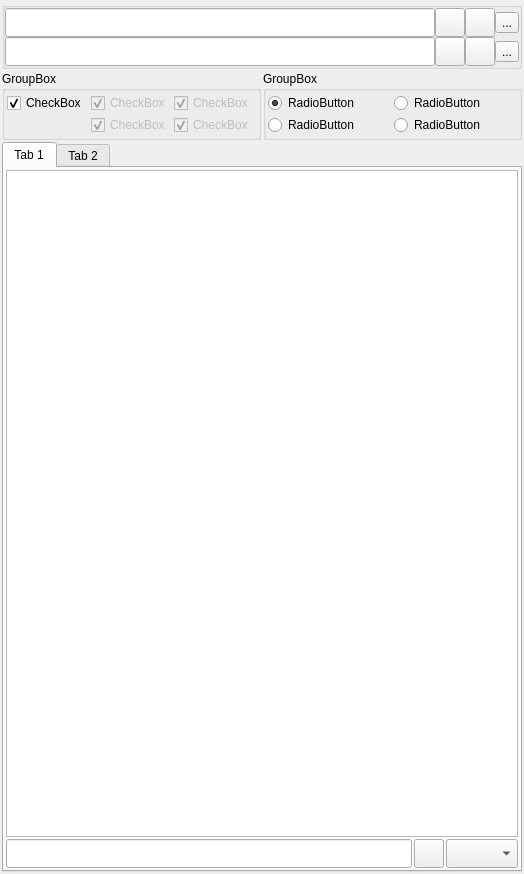
Above: rpfm_ui/ui_templates/global_search_dock_widget.ui from Frodo45127/rpfm before the change. Below: the same form after it.
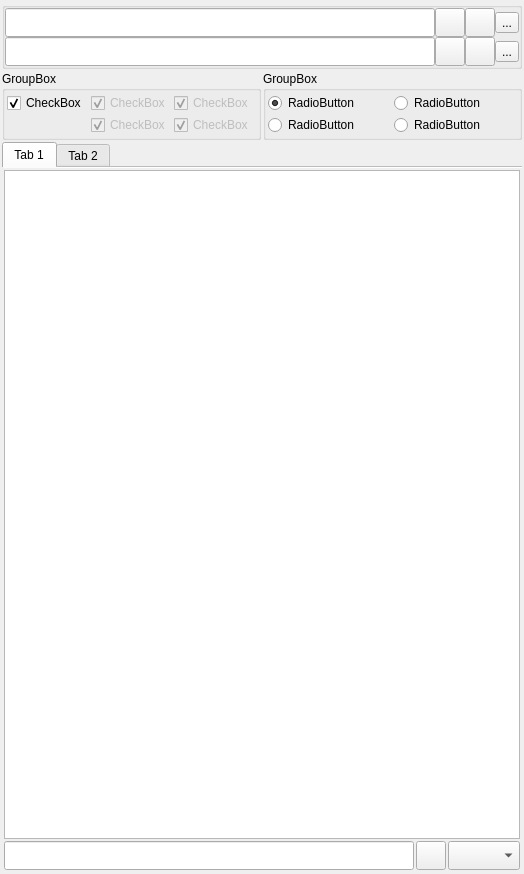
That is the form after the change. Icons and pictures are not drawn. Custom widgets are drawn as their Qt base class.

```diff
--- a/rpfm_ui/ui_templates/global_search_dock_widget.ui
+++ b/rpfm_ui/ui_templates/global_search_dock_widget.ui
@@ -352,9 +352,21 @@
     </item>
     <item row="3" column="0" colspan="2">
      <widget class="QTabWidget" name="results_tab_widget">
+      <property name="tabPosition">
+       <enum>QTabWidget::North</enum>
+      </property>
+      <property name="tabShape">
+       <enum>QTabWidget::Rounded</enum>
+      </property>
       <property name="currentIndex">
        <number>0</number>
       </property>
+      <property name="documentMode">
+       <bool>true</bool>
+      </property>
+      <property name="tabBarAutoHide">
+       <bool>false</bool>
+      </property>
       <widget class="QWidget" name="tab_table_and_text">
        <attribute name="title">
         <string>Tab 1</string>
@@ -423,6 +435,9 @@
           <property name="contextMenuPolicy">
            <enum>Qt::CustomContextMenu</enum>
           </property>
+          <property name="alternatingRowColors">
+           <bool>true</bool>
+          </property>
           <property name="selectionMode">
            <enum>QAbstractItemView::ExtendedSelection</enum>
           </property>
```
Left out of the diff: 3 changed lines with no effect on the pictures.
